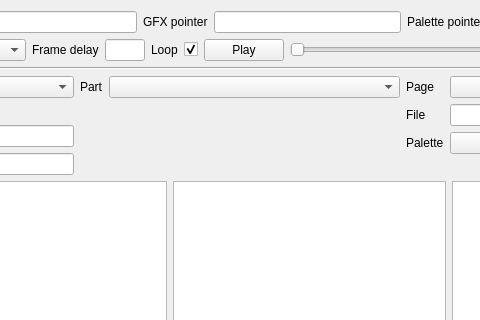
This is dsvedit/sprite_editor.ui in LagoLunatic/DSVEdit as Qt 5 draws it before an edit; both pictures show x 524 to 1004 and y 0 to 320 of the 1260 by 540 pixel window. The edited form follows.
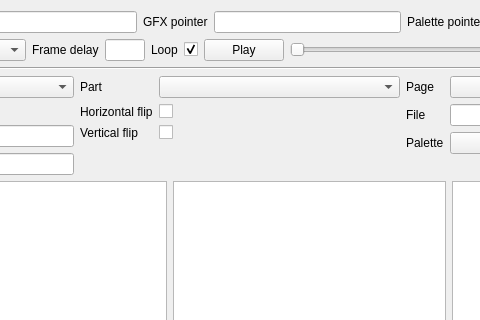
This is the edited form.

Commit message: Sprite editor: Support editing parts

Diff of the .ui file:
```diff
--- a/dsvedit/sprite_editor.ui
+++ b/dsvedit/sprite_editor.ui
@@ -302,6 +302,34 @@
            <item row="0" column="1">
             <widget class="QComboBox" name="part_index"/>
            </item>
+           <item row="1" column="0">
+            <widget class="QLabel" name="label_15">
+             <property name="text">
+              <string>Horizontal flip</string>
+             </property>
+            </widget>
+           </item>
+           <item row="2" column="0">
+            <widget class="QLabel" name="label_16">
+             <property name="text">
+              <string>Vertical flip</string>
+             </property>
+            </widget>
+           </item>
+           <item row="1" column="1">
+            <widget class="QCheckBox" name="part_horizontal_flip">
+             <property name="text">
+              <string/>
+             </property>
+            </widget>
+           </item>
+           <item row="2" column="1">
+            <widget class="QCheckBox" name="part_vertical_flip">
+             <property name="text">
+              <string/>
+             </property>
+            </widget>
+           </item>
           </layout>
          </item>
          <item>
```
The commit also changes 3 other files.
